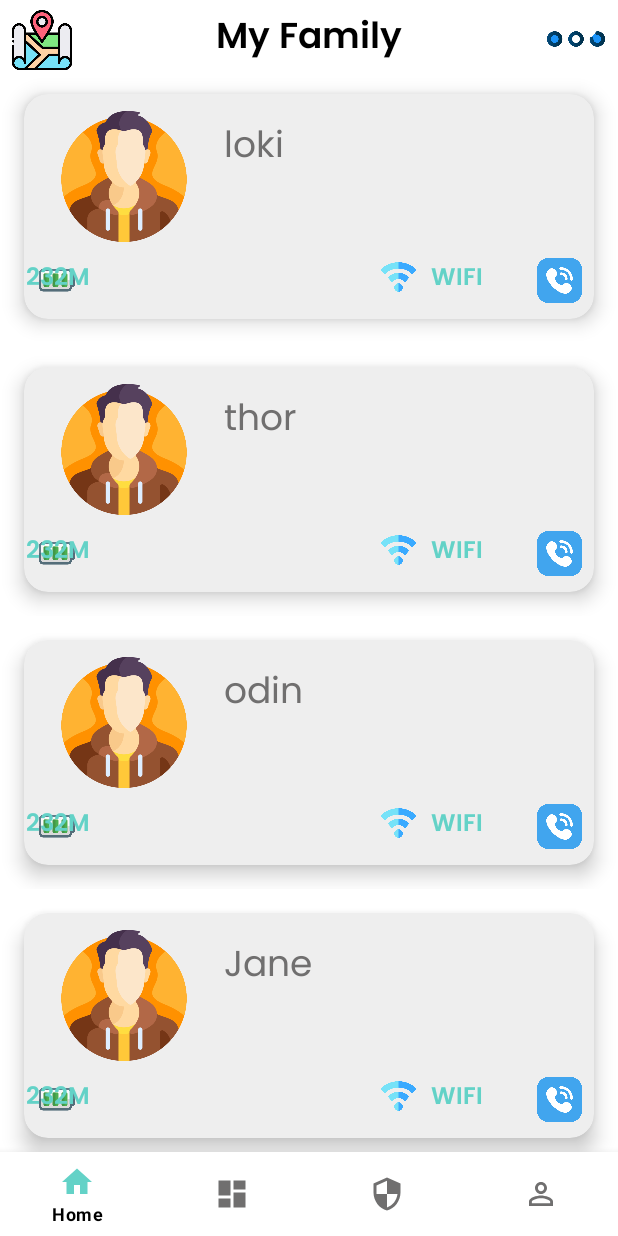
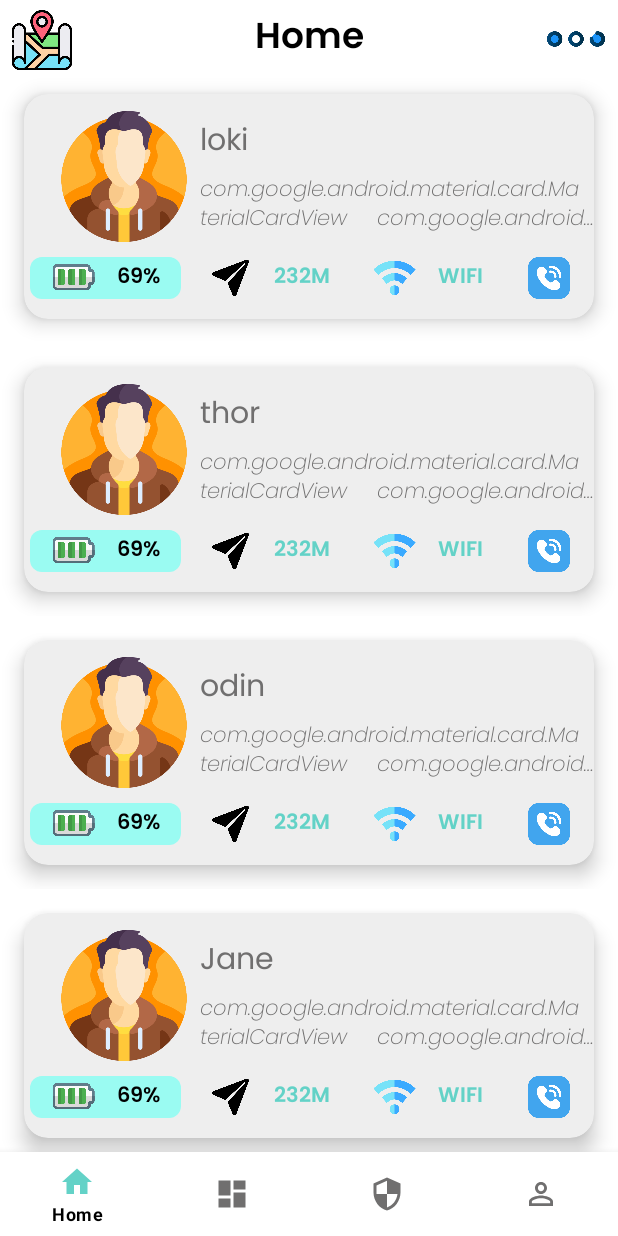
Before and after one commit to Jayamshriv/Safety, an Android app: the screen it shows after launch (MainActivity), on a phone screen of 412 x 824 dp. Run offline under Robolectric (Android 15) with nearby library versions, the phone set to English and light mode, and no system bars.

Commit message:
UI enhanced for Home screen and each card view

```diff
--- a/app/build.gradle
+++ b/app/build.gradle
@@ -1,6 +1,7 @@
 plugins {
     id 'com.android.application'
     id 'org.jetbrains.kotlin.android'
+    id 'com.google.android.libraries.mapsplatform.secrets-gradle-plugin'
 }
 
 android {
@@ -17,7 +18,7 @@ android {
         testInstrumentationRunner "androidx.test.runner.AndroidJUnitRunner"
     }
 
-    buildTypes {
+        buildTypes {
         release {
             minifyEnabled true
             proguardFiles getDefaultProguardFile('proguard-android-optimize.txt'), 'proguard-rules.pro'
@@ -34,10 +35,11 @@ android {
 
 dependencies {
 
-    implementation 'androidx.core:core-ktx:1.7.0'
+    implementation 'androidx.core:core-ktx:1.9.0'
     implementation 'androidx.appcompat:appcompat:1.6.1'
     implementation 'com.google.android.material:material:1.8.0'
     implementation 'androidx.constraintlayout:constraintlayout:2.1.4'
+    implementation 'com.google.android.gms:play-services-maps:18.0.2'
     testImplementation 'junit:junit:4.13.2'
     androidTestImplementation 'androidx.test.ext:junit:1.1.5'
     androidTestImplementation 'androidx.test.espresso:espresso-core:3.5.1'
--- a/app/src/main/java/com/example/safety/MainActivity.kt
+++ b/app/src/main/java/com/example/safety/MainActivity.kt
@@ -24,7 +24,7 @@ class MainActivity : AppCompatActivity() {
                     inflateFragment(HomeFragment.newInstance())
                 }
                 R.id.btm_dashboard -> {
-                    inflateFragment(DashboardFragment.newInstance())
+                    inflateFragment(MapsFragment())
                 }
                 R.id.btm_profile -> {
                     inflateFragment(ProfileFragment.newInstance())
--- /dev/null
+++ b/app/src/main/java/com/example/safety/MapsFragment.kt
@@ -0,0 +1,47 @@
+package com.example.safety
+
+import androidx.fragment.app.Fragment
+
+import android.os.Bundle
+import android.view.LayoutInflater
+import android.view.View
+import android.view.ViewGroup
+
+import com.google.android.gms.maps.CameraUpdateFactory
+import com.google.android.gms.maps.GoogleMap
+import com.google.android.gms.maps.OnMapReadyCallback
+import com.google.android.gms.maps.SupportMapFragment
+import com.google.android.gms.maps.model.LatLng
+import com.google.android.gms.maps.model.MarkerOptions
+
+class MapsFragment : Fragment() {
+
+    private val callback = OnMapReadyCallback { googleMap ->
+        /**
+         * Manipulates the map once available.
+         * This callback is triggered when the map is ready to be used.
+         * This is where we can add markers or lines, add listeners or move the camera.
+         * In this case, we just add a marker near Sydney, Australia.
+         * If Google Play services is not installed on the device, the user will be prompted to
+         * install it inside the SupportMapFragment. This method will only be triggered once the
+         * user has installed Google Play services and returned to the app.
+         */
+        val sydney = LatLng(-34.0, 151.0)
+        googleMap.addMarker(MarkerOptions().position(sydney).title("Marker in Sydney"))
+        googleMap.moveCamera(CameraUpdateFactory.newLatLng(sydney))
+    }
+
+    override fun onCreateView(
+        inflater: LayoutInflater,
+        container: ViewGroup?,
+        savedInstanceState: Bundle?
+    ): View? {
+        return inflater.inflate(R.layout.fragment_maps, container, false)
+    }
+
+    override fun onViewCreated(view: View, savedInstanceState: Bundle?) {
+        super.onViewCreated(view, savedInstanceState)
+        val mapFragment = childFragmentManager.findFragmentById(R.id.map) as SupportMapFragment?
+        mapFragment?.getMapAsync(callback)
+    }
+}
--- /dev/null
+++ b/app/src/main/res/drawable/round_leftcorner.xml
@@ -0,0 +1,9 @@
+<?xml version="1.0" encoding="utf-8"?>
+<shape xmlns:android="http://schemas.android.com/apk/res/android"
+    android:shape="rectangle">
+
+    <solid android:color="@color/light_green"/>
+    <corners android:bottomLeftRadius="@dimen/dimen_8dp"
+        android:topLeftRadius="@dimen/dimen_8dp"/>
+
+</shape>
--- /dev/null
+++ b/app/src/main/res/drawable/round_rightcorner.xml
@@ -0,0 +1,10 @@
+<?xml version="1.0" encoding="utf-8"?>
+<shape xmlns:android="http://schemas.android.com/apk/res/android"
+    android:shape="rectangle">
+
+    <solid android:color="@color/light_green"/>
+    <corners android:bottomRightRadius="@dimen/dimen_8dp"
+        android:topRightRadius="@dimen/dimen_8dp"/>
+
+
+</shape>
--- a/app/src/main/res/layout/fragment_home.xml
+++ b/app/src/main/res/layout/fragment_home.xml
@@ -27,7 +27,7 @@
             android:layout_marginTop="5dp"
             android:fontFamily="@font/poppins_semi_bold"
             android:gravity="center_horizontal"
-        android:text="@string/my_family"
+            android:text="@string/home"
             android:textColor="@color/black"
             android:textSize="24sp" />
 
@@ -42,9 +42,9 @@
 
         <androidx.recyclerview.widget.RecyclerView
             android:id="@+id/rvHome"
-        tools:listitem="@layout/model"
             android:layout_width="match_parent"
             android:layout_height="wrap_content"
-        android:layout_below="@+id/textFam"/>
+            android:layout_below="@+id/textFam"
+            tools:listitem="@layout/model" />
     </RelativeLayout>
 </FrameLayout>
--- /dev/null
+++ b/app/src/main/res/layout/fragment_maps.xml
@@ -0,0 +1,8 @@
+<?xml version="1.0" encoding="utf-8"?>
+<fragment xmlns:android="http://schemas.android.com/apk/res/android"
+    xmlns:tools="http://schemas.android.com/tools"
+    android:id="@+id/map"
+    android:name="com.google.android.gms.maps.SupportMapFragment"
+    android:layout_width="match_parent"
+    android:layout_height="match_parent"
+    tools:context=".MapsFragment" />
--- a/app/src/main/res/layout/model.xml
+++ b/app/src/main/res/layout/model.xml
@@ -1,5 +1,6 @@
 <?xml version="1.0" encoding="utf-8"?>
-<FrameLayout xmlns:android="http://schemas.android.com/apk/res/android"
+<RelativeLayout
+    xmlns:android="http://schemas.android.com/apk/res/android"
     xmlns:app="http://schemas.android.com/apk/res-auto"
     xmlns:tools="http://schemas.android.com/tools"
     android:layout_width="match_parent"
@@ -35,110 +36,117 @@
                 android:id="@+id/nameModel"
                 android:layout_width="wrap_content"
                 android:layout_height="wrap_content"
-                android:layout_margin="@dimen/dimen_16dp"
+                android:layout_marginTop="@dimen/dimen_16dp"
                 android:fontFamily="@font/poppins_regular"
                 android:textColor="@color/grey"
-                android:textSize="24sp"
+                android:textSize="20sp"
                 app:layout_constraintStart_toEndOf="@+id/imgModel"
                 app:layout_constraintTop_toTopOf="parent"
                 tools:text="@string/app_name" />
 
             <TextView
                 android:id="@+id/addModel"
-                android:layout_width="394dp"
-                android:layout_height="53dp"
-                android:layout_marginStart="@dimen/dimen_16dp"
+                android:layout_width="0dp"
+                android:layout_height="wrap_content"
+                android:maxLines="2"
+                android:ellipsize="end"
                 android:fontFamily="@font/poppins_extra_light_italic"
                 android:textColor="@color/grey"
-                android:textSize="16sp"
+                android:layout_marginTop="4dp"
+                android:textSize="14sp"
                 app:layout_constraintEnd_toEndOf="parent"
-                app:layout_constraintHorizontal_bias="0.0"
                 app:layout_constraintStart_toEndOf="@+id/imgModel"
                 app:layout_constraintTop_toBottomOf="@+id/nameModel"
-                tools:text="@string/app_name" />
+                android:text="com.google.android.material.card.MaterialCardView
+    com.google.android.material.card.MaterialCardView
+    com.google.android.material.card.MaterialCardView
+    com.google.android.material.card.MaterialCardView" />
+
+            <LinearLayout
+                android:id="@+id/notBar"
+                android:layout_width="match_parent"
+                android:layout_height="wrap_content"
+                app:layout_constraintBottom_toBottomOf="parent"
+                app:layout_constraintEnd_toEndOf="parent"
+                app:layout_constraintStart_toStartOf="parent"
+                app:layout_constraintTop_toBottomOf="@+id/addModel">
 
                 <ImageView
                     android:id="@+id/batteryModel"
                     android:layout_width="44dp"
-                android:layout_height="24dp"
-                android:src="@drawable/ic_battery"
-                app:layout_constraintBottom_toBottomOf="parent"
-                app:layout_constraintStart_toStartOf="parent"
-                app:layout_constraintTop_toBottomOf="@+id/imgModel" />
+                    android:layout_weight="1"
+                    android:layout_height="28dp"
+                    android:layout_marginStart="@dimen/dimen_4dp"
+                    android:background="@drawable/round_leftcorner"
+                    android:src="@drawable/ic_battery" />
 
                 <TextView
                     android:id="@+id/batPerModel"
                     android:layout_width="wrap_content"
-                android:layout_height="23dp"
+                    android:layout_height="match_parent"
+                    android:layout_weight="1"
+                    android:layout_marginEnd="@dimen/dimen_4dp"
                     android:fontFamily="@font/poppins_semi_bold"
-                android:textColor="@color/green"
-                android:textSize="16sp"
-                app:layout_constraintBottom_toBottomOf="parent"
-                app:layout_constraintEnd_toStartOf="@+id/distModel"
-                app:layout_constraintHorizontal_bias="0.0"
-                app:layout_constraintStart_toEndOf="@+id/batteryModel"
-                app:layout_constraintTop_toBottomOf="@+id/imgModel"
-                android:text="69%" />
-
+                    android:gravity="center_vertical"
+                    android:text="69%"
+                    android:textColor="@color/black"
+                    android:textStyle="bold"
+                    android:background="@drawable/round_rightcorner"
+                    android:textSize="@dimen/dimen_14sp" />
 
                 <ImageView
                     android:id="@+id/distModel"
                     android:layout_width="44dp"
-                android:layout_height="24dp"
-                android:layout_marginBottom="16dp"
-                android:src="@drawable/ic_distance"
-                app:layout_constraintBottom_toBottomOf="parent"
-                app:layout_constraintEnd_toStartOf="@+id/distmModel"
-                app:layout_constraintTop_toBottomOf="@+id/addModel"
-                app:layout_constraintVertical_bias="1.0" />
+                    android:layout_weight="1"
+                    android:layout_height="28dp"
+                    android:src="@drawable/ic_distance" />
 
                 <TextView
                     android:id="@+id/distmModel"
                     android:layout_width="wrap_content"
-                android:layout_height="23dp"
-                android:layout_marginEnd="184dp"
+                    android:layout_height="match_parent"
+                    android:layout_weight="1"
+                    android:gravity="center_vertical"
                     android:fontFamily="@font/poppins_semi_bold"
+                    android:text="232M"
                     android:textColor="@color/green"
-                android:textSize="16sp"
-                app:layout_constraintEnd_toStartOf="@+id/wifiImgModel"
-                app:layout_constraintTop_toBottomOf="@+id/addModel"
-               android:text="232M" />
+                    android:textSize="@dimen/dimen_14sp" />
 
                 <ImageView
                     android:id="@+id/wifiImgModel"
-                android:layout_width="43dp"
-                android:layout_height="24dp"
-                android:layout_marginBottom="16dp"
+                    android:layout_width="44dp"
+                    android:layout_height="28dp"
+                    android:layout_weight="1"
                     android:src="@drawable/ic_wifi"
                     app:layout_constraintBottom_toBottomOf="parent"
                     app:layout_constraintEnd_toStartOf="@+id/wifiTModel"
                     app:layout_constraintTop_toBottomOf="@+id/addModel"
                     app:layout_constraintVertical_bias="1.0" />
 
-
                 <TextView
                     android:id="@+id/wifiTModel"
                     android:layout_width="wrap_content"
-                android:layout_height="23dp"
-                android:layout_marginEnd="28dp"
+                    android:layout_height="match_parent"
+                    android:layout_weight="1"
+                    android:gravity="center_vertical"
                     android:fontFamily="@font/poppins_semi_bold"
+                    android:text="WIFI"
                     android:textColor="@color/green"
-                android:textSize="16sp"
-                app:layout_constraintEnd_toStartOf="@+id/callImgModel"
-                app:layout_constraintTop_toBottomOf="@+id/addModel"
-                android:text="WIFI" />
+                    android:textSize="@dimen/dimen_14sp"
+                    app:layout_constraintTop_toBottomOf="@+id/addModel" />
+
 
                 <ImageView
                     android:id="@+id/callImgModel"
                     android:layout_width="46dp"
-                android:layout_height="30dp"
-                android:src="@drawable/ic_call"
-                app:layout_constraintBottom_toBottomOf="parent"
-                app:layout_constraintEnd_toEndOf="parent"
-                app:layout_constraintTop_toBottomOf="@+id/addModel"
-                app:layout_constraintVertical_bias="0.0" />
+                    android:layout_height="28dp"
+                    android:layout_weight="1"
+                    android:src="@drawable/ic_call" />
+            </LinearLayout>
+
+
+
         </androidx.constraintlayout.widget.ConstraintLayout>
-
     </com.google.android.material.card.MaterialCardView>
 
-</FrameLayout>
+</RelativeLayout>
--- a/app/src/main/res/values-night/themes.xml
+++ b/app/src/main/res/values-night/themes.xml
@@ -3,7 +3,7 @@
     <style name="Theme.Safety" parent="Theme.MaterialComponents.Light.NoActionBar">
         <!-- Primary brand color. -->
         <item name="colorPrimary">@color/purple_200</item>
-        <item name="colorPrimaryVariant">@color/purple_700</item>
+        <item name="colorPrimaryVariant">@color/grey</item>
         <item name="colorOnPrimary">@color/black</item>
         <!-- Secondary brand color. -->
         <item name="colorSecondary">@color/teal_200</item>
--- a/app/src/main/res/values/colors.xml
+++ b/app/src/main/res/values/colors.xml
@@ -10,4 +10,5 @@
     <color name="green">#63d2c7</color>
     <color name="red">#ec6f78</color>
     <color name="grey">#706F6F</color>
+    <color name="light_green">#9AFBF2</color>
 </resources>
--- a/app/src/main/res/values/dimens.xml
+++ b/app/src/main/res/values/dimens.xml
@@ -3,4 +3,8 @@
     <dimen name="dimen_150dp">150dp</dimen>
     <dimen name="dimen_72dp">72dp</dimen>
     <dimen name="dimen_16dp">16dp</dimen>
+    <dimen name="dimen_8dp">8dp</dimen>
+    <dimen name="dimen_14sp">14sp</dimen>
+    <dimen name="dimen_4dp">4dp</dimen>
+
 </resources>
--- a/app/src/main/res/values/strings.xml
+++ b/app/src/main/res/values/strings.xml
@@ -11,5 +11,5 @@
     <string name="profile">Profile</string>
     <!-- TODO: Remove or change this placeholder text -->
     <string name="hello_blank_fragment">Hello blank fragment</string>
-    <string name="my_family">My Family</string>
+
 </resources>
--- a/build.gradle
+++ b/build.gradle
@@ -3,4 +3,5 @@ plugins {
     id 'com.android.application' version '7.3.1' apply false
     id 'com.android.library' version '7.3.1' apply false
     id 'org.jetbrains.kotlin.android' version '1.7.20' apply false
+    id 'com.google.android.libraries.mapsplatform.secrets-gradle-plugin' version '2.0.1' apply false
 }
```
Also changed, not shown: app/src/main/AndroidManifest.xml (+18 -4 lines). Lines whose indentation alone changed are shown as unchanged.
